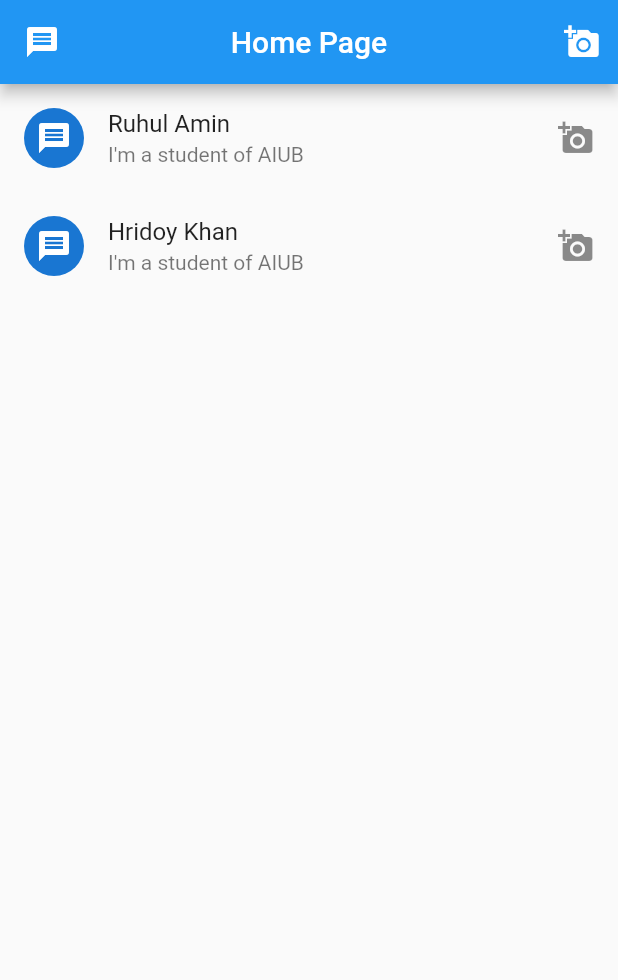
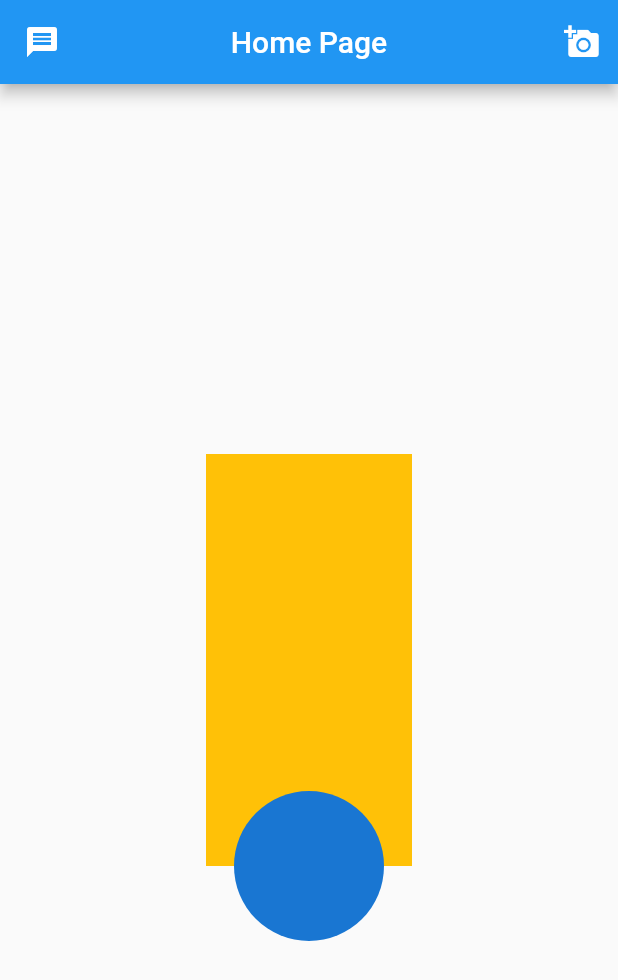
Before and after one commit to ruhulamin63/Flutter-App-Developer, a Flutter app: the screen it shows after launch, on a phone screen of 412 x 824 dp. Shown: the top 980 px of the screen. Run offline on Flutter 3.47's test engine with Material 2 defaults, Android fonts, the phone set to English and light mode, and no system bars.

Commit message:
Stack + Overflow

```diff
--- a/flutter_widget/lib/main.dart
+++ b/flutter_widget/lib/main.dart
@@ -33,26 +33,26 @@ class HomePage extends StatelessWidget {
             ],
           ),
 
+        body: Center(
+          child: Stack(
 
-          body: ListView(
-            children: const [
-              ListTile(
-                title: Text("Ruhul Amin"),
-                subtitle: Text("I'm a student of AIUB"),
-                leading: CircleAvatar(child: Icon(Icons.message),),
-                trailing: Icon(Icons.add_a_photo),
+            clipBehavior: Clip.none,
+            alignment: Alignment.center,
 
+            children: [
+              Container(
+                height: screenHeight,
+                width: screenWidth,
+                color: Colors.amber,
               ),
-              ListTile(
-                title: Text("Hridoy Khan"),
-                subtitle: Text("I'm a student of AIUB"),
-                leading: CircleAvatar(child: Icon(Icons.message),),
-                trailing: Icon(Icons.add_a_photo),
-
-              ),
+              const Positioned(
+                  bottom: -50,
+                  child: CircleAvatar(radius: 50,)
+              )
             ],
-          ),
-        )
+          )
+        ),
+      ),
     );
   }
 }
```
